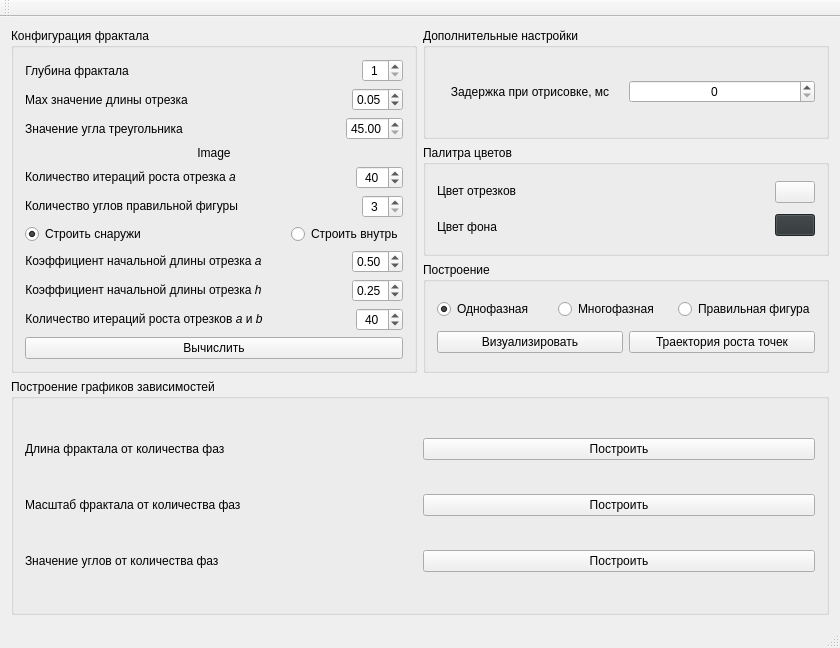
Qt form ui/mainwindow.ui (teploff/fractal_growth) before a commit.
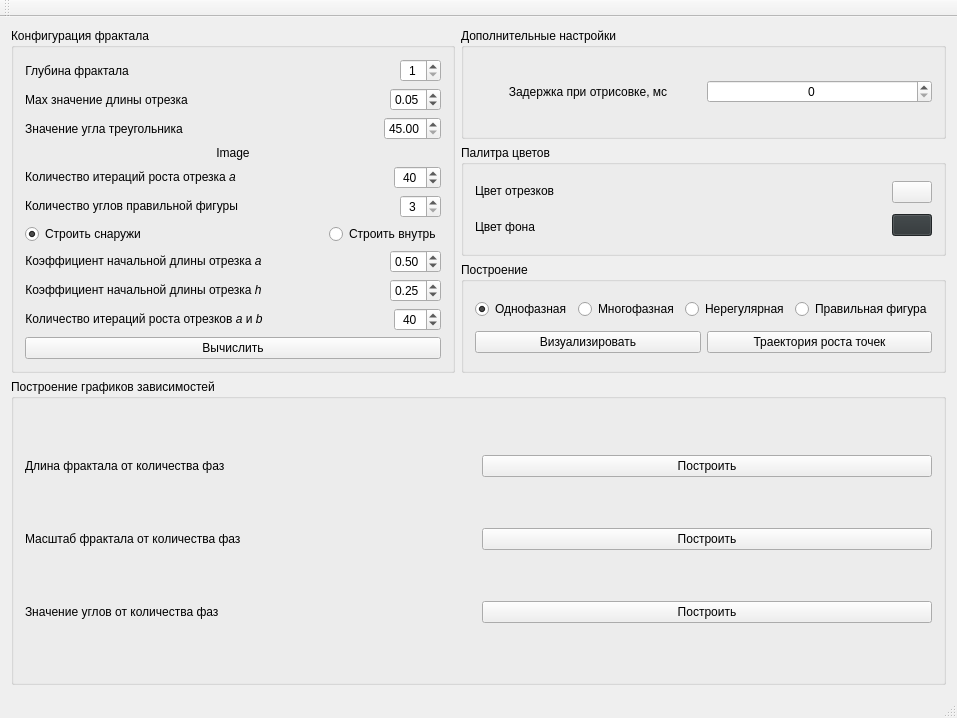
The same form after that commit.

Commit message: new fractal building type: irregular. ui

What changed in the file:
```diff
--- a/ui/mainwindow.ui
+++ b/ui/mainwindow.ui
@@ -6,8 +6,8 @@
    <rect>
     <x>0</x>
     <y>0</y>
-    <width>840</width>
-    <height>648</height>
+    <width>957</width>
+    <height>718</height>
    </rect>
   </property>
   <property name="windowTitle">
@@ -575,6 +575,13 @@
                </property>
               </widget>
              </item>
+             <item>
+              <widget class="QRadioButton" name="rb_irregular_phases">
+               <property name="text">
+                <string>Нерегулярная</string>
+               </property>
+              </widget>
+             </item>
              <item>
               <widget class="QRadioButton" name="rb_regular_polygon">
                <property name="text">
```
Left out of the diff: 4 changed lines with no effect on the pictures. The commit also changes 3 other files.
